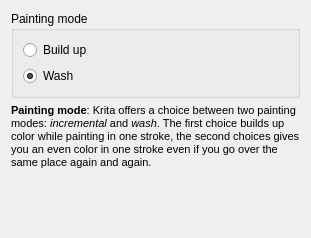
Old version of the form krita/plugins/paintops/libpaintop/wdgincremental.ui in the repository KDE/krita.
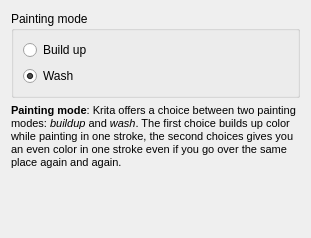
New version of the form.

The edit to the form file:
```diff
--- a/krita/plugins/paintops/libpaintop/wdgincremental.ui
+++ b/krita/plugins/paintops/libpaintop/wdgincremental.ui
@@ -61,7 +61,7 @@
 &lt;html>&lt;head>&lt;meta name="qrichtext" content="1" />&lt;style type="text/css">
 p, li { white-space: pre-wrap; }
 &lt;/style>&lt;/head>&lt;body style=" font-family:'Bitstream Vera Sans'; font-size:8pt; font-weight:400; font-style:normal;">
-&lt;p style=" margin-top:0px; margin-bottom:0px; margin-left:0px; margin-right:0px; -qt-block-indent:0; text-indent:0px;">&lt;span style=" font-weight:600;">Painting mode&lt;/span>: Krita offers a choice between two painting modes: &lt;span style=" font-style:italic;">incremental&lt;/span> and &lt;span style=" font-style:italic;">wash&lt;/span>. The first choice builds up color while painting in one stroke, the second choices gives you an even color in one stroke even if you go over the same place again and again.&lt;/p>&lt;/body>&lt;/html></string>
+&lt;p style=" margin-top:0px; margin-bottom:0px; margin-left:0px; margin-right:0px; -qt-block-indent:0; text-indent:0px;">&lt;span style=" font-weight:600;">Painting mode&lt;/span>: Krita offers a choice between two painting modes: &lt;span style=" font-style:italic;">buildup&lt;/span> and &lt;span style=" font-style:italic;">wash&lt;/span>. The first choice builds up color while painting in one stroke, the second choices gives you an even color in one stroke even if you go over the same place again and again.&lt;/p>&lt;/body>&lt;/html></string>
      </property>
      <property name="textFormat" >
       <enum>Qt::RichText</enum>
```
Left out of the diff: 2 changed lines with no effect on the pictures.
